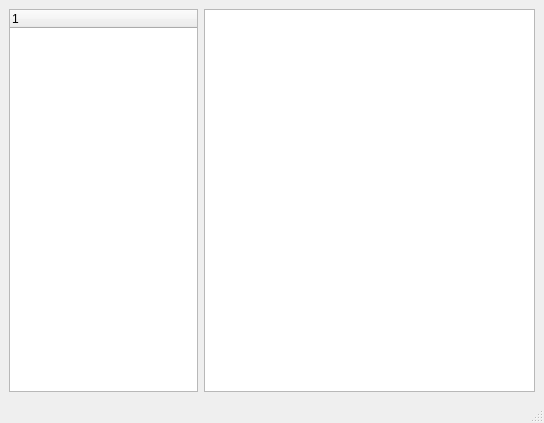
First picture: the form in NovaGUI/UI/nova_manual.ui, repository altf4/Nova, before the edit.
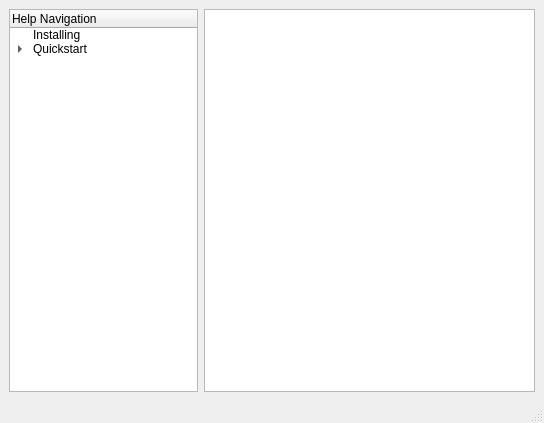
Second picture: the form after the edit.

Diff of the .ui file:
```diff
--- a/NovaGUI/UI/nova_manual.ui
+++ b/NovaGUI/UI/nova_manual.ui
@@ -48,9 +48,41 @@
         </property>
         <column>
          <property name="text">
-          <string notr="true">1</string>
+          <string>Help Navigation</string>
          </property>
         </column>
+        <item>
+         <property name="text">
+          <string>Installing</string>
+         </property>
+         <property name="flags">
+          <set>ItemIsSelectable|ItemIsUserCheckable|ItemIsEnabled</set>
+         </property>
+        </item>
+        <item>
+         <property name="text">
+          <string>Quickstart</string>
+         </property>
+         <property name="flags">
+          <set>ItemIsSelectable|ItemIsUserCheckable|ItemIsEnabled</set>
+         </property>
+         <item>
+          <property name="text">
+           <string>Q1</string>
+          </property>
+          <property name="flags">
+           <set>ItemIsSelectable|ItemIsUserCheckable|ItemIsEnabled</set>
+          </property>
+         </item>
+         <item>
+          <property name="text">
+           <string>Q2</string>
+          </property>
+          <property name="flags">
+           <set>ItemIsSelectable|ItemIsUserCheckable|ItemIsEnabled</set>
+          </property>
+         </item>
+        </item>
        </widget>
       </item>
       <item>
```
Left out of the diff: 19 changed lines with no effect on the pictures.
